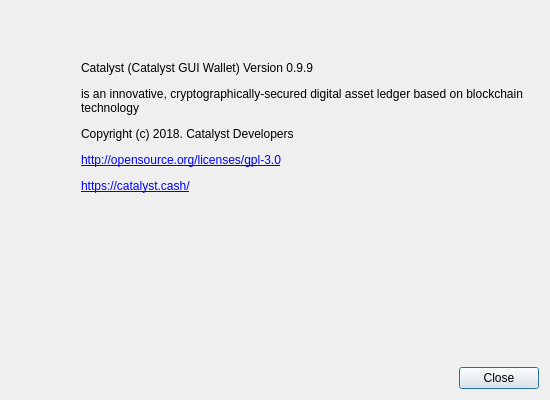
Qt form src/gui/ui/aboutdialog.ui (mygirl8893/CatalystGUI-Evo-3.0.4) before a commit.
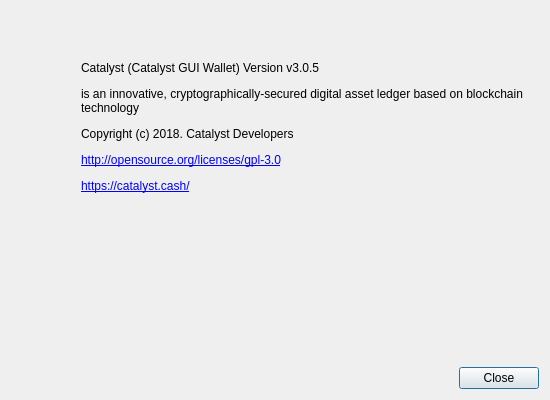
The same form after that commit. Icons and pictures are not drawn.

```diff
--- a/src/gui/ui/aboutdialog.ui
+++ b/src/gui/ui/aboutdialog.ui
@@ -98,7 +98,7 @@
         </size>
        </property>
        <property name="text">
-		<string>&lt;html&gt;&lt;head/&gt;&lt;body&gt;&lt;p&gt;Catalyst (Catalyst GUI Wallet) Version 0.9.9&lt;/p&gt;&lt;p&gt;is an innovative, cryptographically-secured digital asset ledger based on blockchain technology&lt;/p&gt;&lt;p&gt;Copyright (c) 2018. Catalyst Developers&lt;/p&gt;&lt;p&gt;&lt;a href=&quot;http://opensource.org/licenses/gpl-3.0&quot;&gt;&lt;span style=&quot; text-decoration: underline; color:#0000ff;&quot;&gt;http://opensource.org/licenses/gpl-3.0&lt;/span&gt;&lt;/a&gt;&lt;/p&gt;&lt;p&gt;&lt;a href=&quot;Https://catalyst.cash/&quot;&gt;&lt;span style=&quot; text-decoration: underline; color:#0000ff;&quot;&gt;https://catalyst.cash/&lt;/span&gt;&lt;/a&gt;&lt;/p&gt;&lt;/body&gt;&lt;/html&gt;</string>       </property>
+		<string>&lt;html&gt;&lt;head/&gt;&lt;body&gt;&lt;p&gt;Catalyst (Catalyst GUI Wallet) Version v3.0.5&lt;/p&gt;&lt;p&gt;is an innovative, cryptographically-secured digital asset ledger based on blockchain technology&lt;/p&gt;&lt;p&gt;Copyright (c) 2018. Catalyst Developers&lt;/p&gt;&lt;p&gt;&lt;a href=&quot;http://opensource.org/licenses/gpl-3.0&quot;&gt;&lt;span style=&quot; text-decoration: underline; color:#0000ff;&quot;&gt;http://opensource.org/licenses/gpl-3.0&lt;/span&gt;&lt;/a&gt;&lt;/p&gt;&lt;p&gt;&lt;a href=&quot;Https://catalyst.cash/&quot;&gt;&lt;span style=&quot; text-decoration: underline; color:#0000ff;&quot;&gt;https://catalyst.cash/&lt;/span&gt;&lt;/a&gt;&lt;/p&gt;&lt;/body&gt;&lt;/html&gt;</string>       </property>
        <property name="textFormat">
         <enum>Qt::RichText</enum>
        </property>
```
